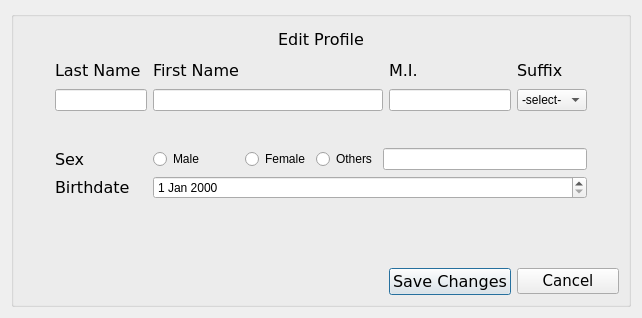
The window that CLOCKWORK_SEMESTER/edit_profile.ui (AmielJohnPadasay/ClockWork) describes before a commit, drawn with Qt 5.
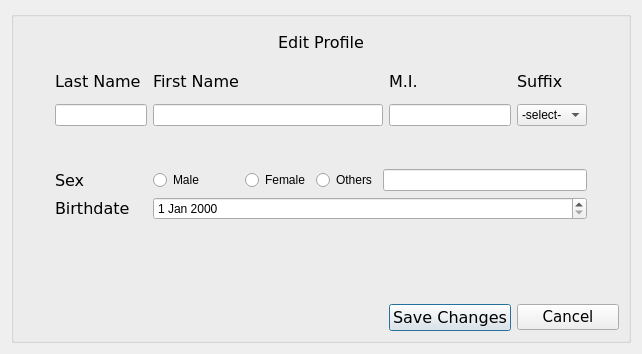
The same window after the commit.

Commit message: Started creating profile functions

The edit to the form file:
```diff
--- a/CLOCKWORK_SEMESTER/edit_profile.ui
+++ b/CLOCKWORK_SEMESTER/edit_profile.ui
@@ -6,8 +6,8 @@
    <rect>
     <x>0</x>
     <y>0</y>
-    <width>626</width>
-    <height>318</height>
+    <width>628</width>
+    <height>354</height>
    </rect>
   </property>
   <property name="windowTitle">
```
The commit also changes 2 other files.
